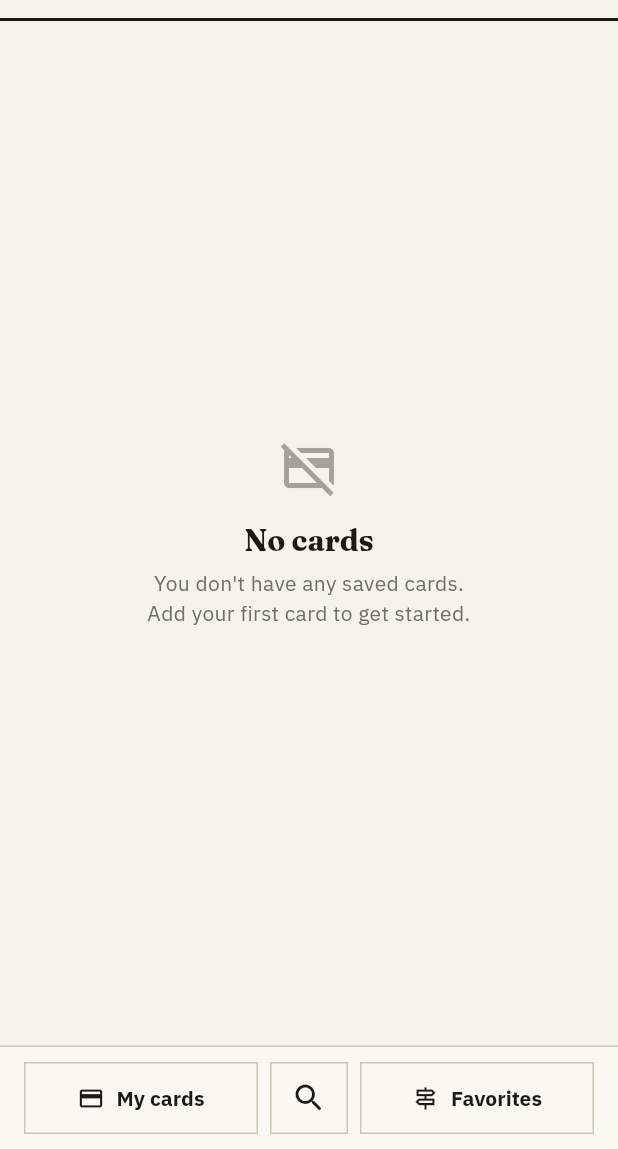
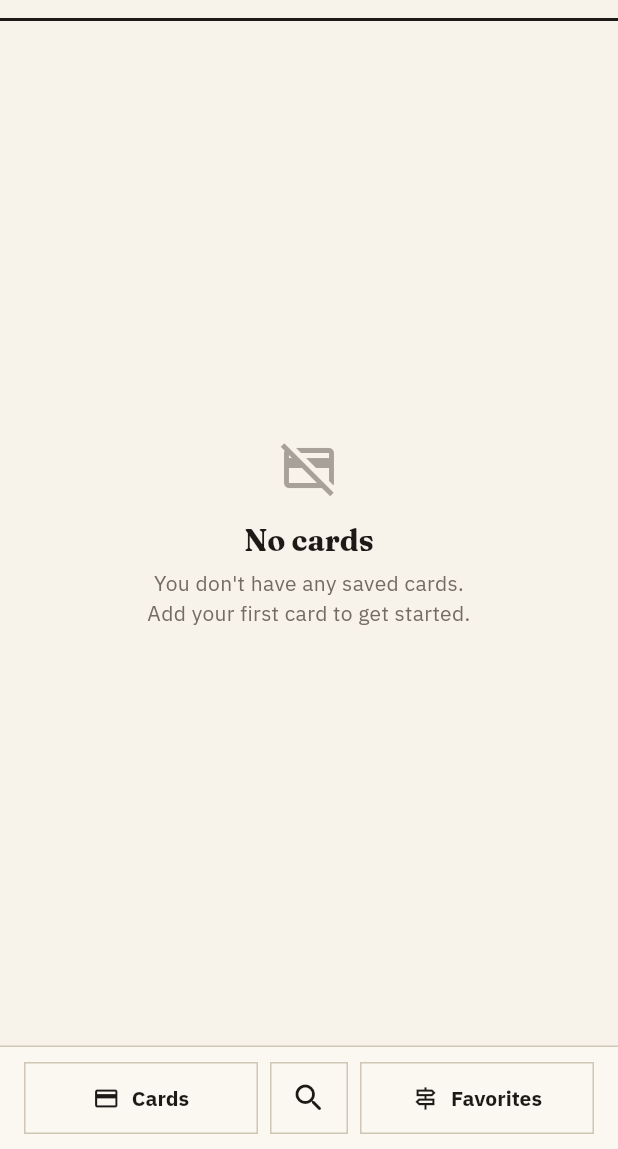
Before and after one commit to Yenreh/CaliGo, a Flutter app: the screen it shows after launch, on a phone screen of 412 x 824 dp, the part 87-1236 px from its top. Run offline on Flutter 3.47's test engine with Material 3 defaults, Android fonts, the phone set to English and light mode, and no system bars; our stand-ins replace file_picker, flutter_map, flutter_riverpod, geolocator, go_router, latlong2 and 4 more; missing offline and left inert: dart:ffi; accounts and stored records are empty; project files that could hold a hidden picture were left out.

Commit message:
shorten the cards button, and fit the bar labels to large system fonts

```diff
--- a/lib/l10n/app_en.arb
+++ b/lib/l10n/app_en.arb
@@ -219,5 +219,6 @@
   "noReleasesYet": "No releases published yet",
   "updateCheckFailed": "Could not check for updates",
   "refreshBalancesOnOpen": "Refresh balances on opening",
-  "refreshBalancesOnOpenDesc": "Asks for every card's balance when the app opens, or comes back after 5 minutes or more"
+  "refreshBalancesOnOpenDesc": "Asks for every card's balance when the app opens, or comes back after 5 minutes or more",
+  "cardsShort": "Cards"
 }
--- a/lib/l10n/app_es.arb
+++ b/lib/l10n/app_es.arb
@@ -212,5 +212,6 @@
   "noReleasesYet": "Aún no hay versiones publicadas",
   "updateCheckFailed": "No se pudo buscar actualizaciones",
   "refreshBalancesOnOpen": "Actualizar saldos al abrir",
-  "refreshBalancesOnOpenDesc": "Consulta el saldo de cada tarjeta al abrir la app, o al volver a ella tras 5 minutos o más"
+  "refreshBalancesOnOpenDesc": "Consulta el saldo de cada tarjeta al abrir la app, o al volver a ella tras 5 minutos o más",
+  "cardsShort": "Tarjetas"
 }
--- a/lib/l10n/app_localizations.dart
+++ b/lib/l10n/app_localizations.dart
@@ -1081,6 +1081,12 @@ abstract class AppLocalizations {
   /// In en, this message translates to:
   /// **'Asks for every card\'s balance when the app opens, or comes back after 5 minutes or more'**
   String get refreshBalancesOnOpenDesc;
+
+  /// No description provided for @cardsShort.
+  ///
+  /// In en, this message translates to:
+  /// **'Cards'**
+  String get cardsShort;
 }
 
 class _AppLocalizationsDelegate
--- a/lib/l10n/app_localizations_en.dart
+++ b/lib/l10n/app_localizations_en.dart
@@ -560,4 +560,7 @@ class AppLocalizationsEn extends AppLocalizations {
   @override
   String get refreshBalancesOnOpenDesc =>
       'Asks for every card\'s balance when the app opens, or comes back after 5 minutes or more';
+
+  @override
+  String get cardsShort => 'Cards';
 }
--- a/lib/l10n/app_localizations_es.dart
+++ b/lib/l10n/app_localizations_es.dart
@@ -568,4 +568,7 @@ class AppLocalizationsEs extends AppLocalizations {
   @override
   String get refreshBalancesOnOpenDesc =>
       'Consulta el saldo de cada tarjeta al abrir la app, o al volver a ella tras 5 minutos o más';
+
+  @override
+  String get cardsShort => 'Tarjetas';
 }
--- a/lib/presentation/screens/main_screen.dart
+++ b/lib/presentation/screens/main_screen.dart
@@ -356,6 +356,22 @@ class _SectionHeader extends StatelessWidget {
   }
 }
 
+/// A bar button's label on one line: with a large system font it shrinks
+/// to fit rather than wrapping or cutting a word in half
+class _BarLabel extends StatelessWidget {
+  final String text;
+
+  const _BarLabel(this.text);
+
+  @override
+  Widget build(BuildContext context) {
+    return FittedBox(
+      fit: BoxFit.scaleDown,
+      child: Text(text, maxLines: 1, softWrap: false),
+    );
+  }
+}
+
 /// The two management screens with the stop search between them,
 /// always in reach
 class _ManageBar extends StatelessWidget {
@@ -386,7 +402,7 @@ class _ManageBar extends StatelessWidget {
                   child: OutlinedButton.icon(
                     onPressed: () => context.push('/cards'),
                     icon: const Icon(Icons.credit_card_outlined, size: 18),
-                    label: Text(l10n.myCards),
+                    label: _BarLabel(l10n.cardsShort),
                   ),
                 ),
                 const SizedBox(width: 8),
@@ -407,7 +423,7 @@ class _ManageBar extends StatelessWidget {
                   child: OutlinedButton.icon(
                     onPressed: onStops,
                     icon: const Icon(Icons.signpost_outlined, size: 18),
-                    label: Text(l10n.favoritesShort),
+                    label: _BarLabel(l10n.favoritesShort),
                   ),
                 ),
               ],
```
